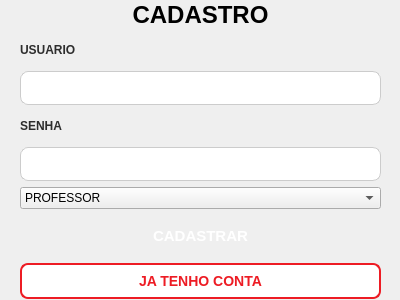
Qt form GUI_BIBLIOTECA/registrationwindow.ui (gabriotz/Project-edoo) before a commit.
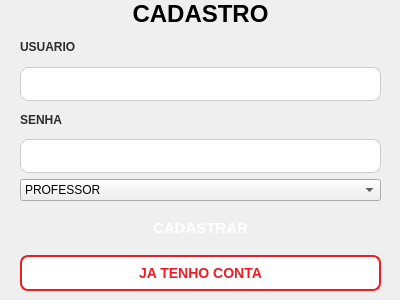
The same form after that commit. Icons and pictures are not drawn.

Patch:
```diff
--- a/GUI_BIBLIOTECA/registrationwindow.ui
+++ b/GUI_BIBLIOTECA/registrationwindow.ui
@@ -13,13 +13,13 @@
   <property name="windowTitle">
    <string>Dialog</string>
   </property>
-  <widget class="QWidget" name="">
+  <widget class="QWidget" name="layoutWidget">
    <property name="geometry">
     <rect>
      <x>20</x>
      <y>0</y>
      <width>361</width>
-     <height>299</height>
+     <height>291</height>
     </rect>
    </property>
    <layout class="QVBoxLayout" name="verticalLayout">
```
